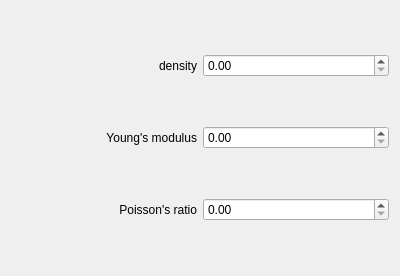
Before: the Qt Designer form trunk/Projet/trunk/Ui/layerParameters.ui in BackupTheBerlios/qtfin-svn, drawn with Qt 5.
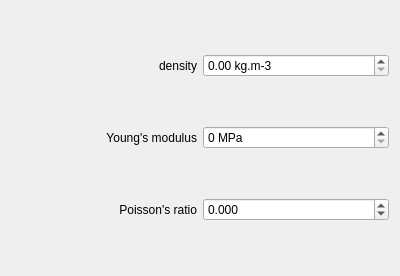
After: the same form once the commit is applied.

What changed in the file:
```diff
--- a/trunk/Projet/trunk/Ui/layerParameters.ui
+++ b/trunk/Projet/trunk/Ui/layerParameters.ui
@@ -25,7 +25,11 @@
     </widget>
    </item>
    <item row="0" column="1">
-    <widget class="QDoubleSpinBox" name="densityDoubleSpinBox"/>
+    <widget class="QDoubleSpinBox" name="densityDoubleSpinBox">
+     <property name="suffix">
+      <string> kg.m-3</string>
+     </property>
+    </widget>
    </item>
    <item row="1" column="0">
     <widget class="QLabel" name="youngLabel">
@@ -38,7 +42,23 @@
     </widget>
    </item>
    <item row="1" column="1">
-    <widget class="QDoubleSpinBox" name="youngDoubleSpinBox"/>
+    <widget class="QDoubleSpinBox" name="youngDoubleSpinBox">
+     <property name="accelerated">
+      <bool>true</bool>
+     </property>
+     <property name="suffix">
+      <string comment="Mega Pascal"> MPa</string>
+     </property>
+     <property name="decimals">
+      <number>0</number>
+     </property>
+     <property name="maximum">
+      <double>1000000.000000000000000</double>
+     </property>
+     <property name="singleStep">
+      <double>10.000000000000000</double>
+     </property>
+    </widget>
    </item>
    <item row="2" column="0">
     <widget class="QLabel" name="poissonLabel">
@@ -51,7 +71,20 @@
     </widget>
    </item>
    <item row="2" column="1">
-    <widget class="QDoubleSpinBox" name="poissonDoubleSpinBox"/>
+    <widget class="QDoubleSpinBox" name="poissonDoubleSpinBox">
+     <property name="decimals">
+      <number>3</number>
+     </property>
+     <property name="minimum">
+      <double>-1.000000000000000</double>
+     </property>
+     <property name="maximum">
+      <double>0.500000000000000</double>
+     </property>
+     <property name="singleStep">
+      <double>0.010000000000000</double>
+     </property>
+    </widget>
    </item>
   </layout>
  </widget>
```
